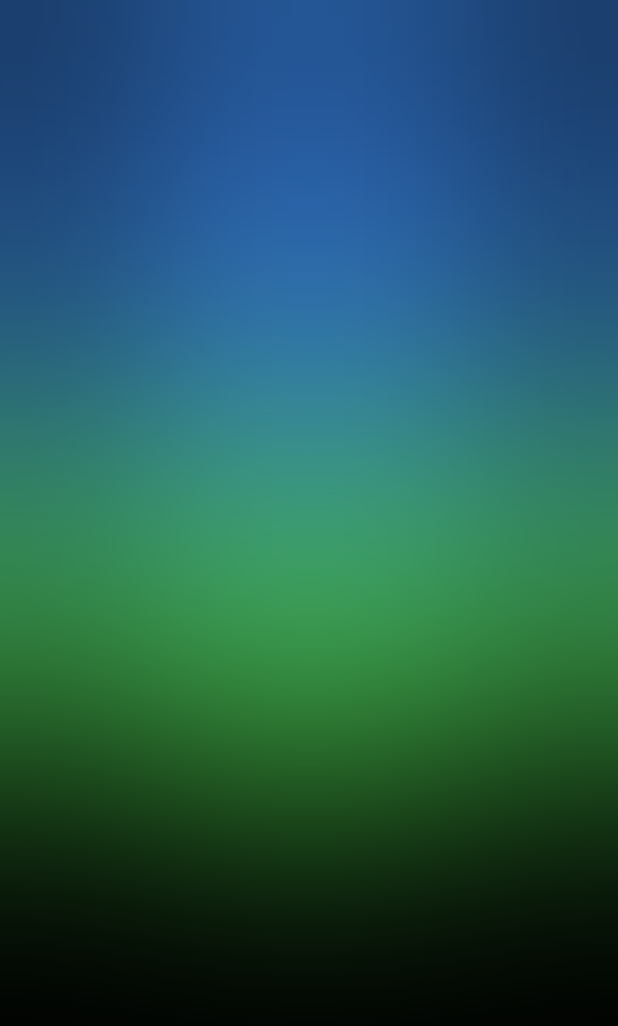
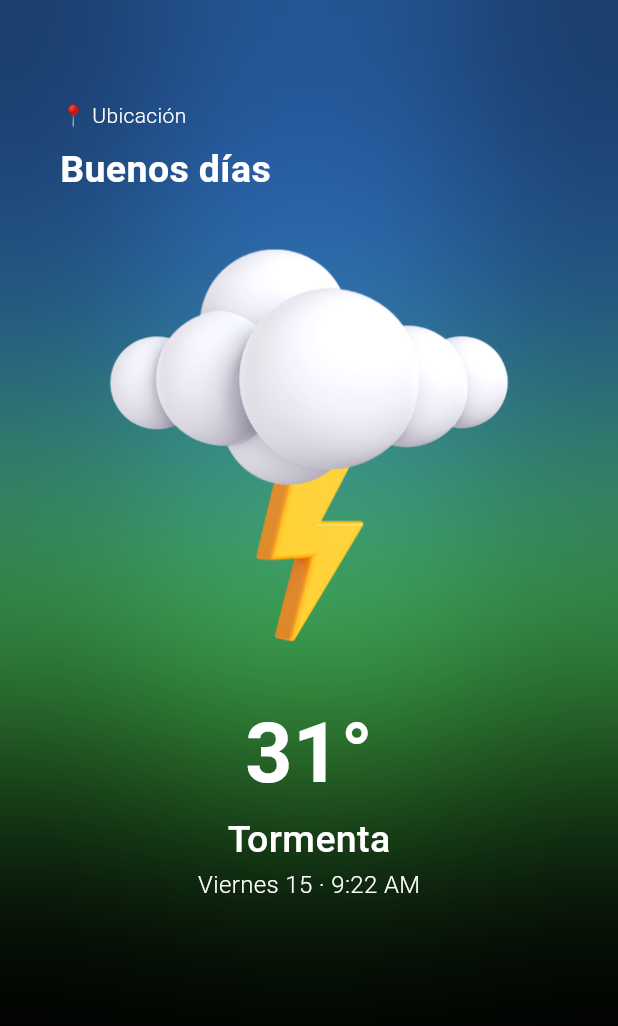
Before and after one commit to RogersMLCH/weather_app_rm, a Flutter app: the screen it shows after launch, on a phone screen of 412 x 824 dp. Shown: the top 1026 px of the screen. Run offline on Flutter 3.47's test engine with Material 3 defaults, Android fonts, the phone set to English and light mode, and no system bars; our stand-ins replace bloc, equatable.

Commit message:
Labels, Icons, Temp

```diff
--- a/lib/screens/home_screen.dart
+++ b/lib/screens/home_screen.dart
@@ -87,6 +87,67 @@ class HomeScreen extends StatelessWidget {
                 decoration: const BoxDecoration(color: Colors.transparent),
               ),
 
+              ),
+              SizedBox(
+                width: MediaQuery.of(context).size.width,
+                height: MediaQuery.of(context).size.height,
+                child: Column(
+                  //Para ubicarlo en la parte superior izquierda
+                  crossAxisAlignment: CrossAxisAlignment.start,
+                  children: [
+                     const Text(
+                      '📍 Ubicación',
+                      style: TextStyle(
+                        color: Colors.white,
+                        fontWeight: FontWeight.w300
+                      ),
+                    ),
+
+                     const SizedBox(height: 8),
+                     const Text(
+                      'Buenos días',
+                      style: TextStyle(
+                        color: Colors.white,
+                        fontSize: 25,
+                        fontWeight: FontWeight.bold
+                      ),
+                    ),
+                    Image.asset(
+                      'assets/1.png'
+                    ),
+                    const Center(
+                      child: Text(
+                        '31°',
+                        style: TextStyle(
+                        color: Colors.white,
+                        fontSize: 55,
+                        fontWeight: FontWeight.w600
+                      ),
+                        )
+                    ),
+
+                    const Center(
+                      child: Text(
+                        'Tormenta',
+                        style: TextStyle(
+                        color: Colors.white,
+                        fontSize: 25,
+                        fontWeight: FontWeight.w500
+                      ),
+                        )
+                    ),
+                      const Center(
+                      child: Text(
+                        'Viernes 15 · 9:22 AM',
+                        style: TextStyle(
+                        color: Colors.white,
+                        fontSize: 16,
+                        fontWeight: FontWeight.w300
+                      ),
+                        )
+                    )
+                  ],
+                ),
               )
           ],
         ),
--- a/pubspec.yaml
+++ b/pubspec.yaml
@@ -65,10 +65,8 @@ flutter:
   uses-material-design: true
 
   # To add assets to your application, add an assets section, like this:
-  # assets:
-  #   - images/a_dot_burr.jpeg
-  #   - images/a_dot_ham.jpeg
-
+  assets:
+     - assets/
   # An image asset can refer to one or more resolution-specific "variants", see
   # https://flutter.dev/to/resolution-aware-images
 
```
Also changed, not shown: assets/1.png (added), assets/11.png (added), assets/12.png (added), assets/13.png (added), assets/14.png (added), assets/2.png (added), assets/3.png (added), assets/4.png (added), assets/5.png (added), assets/6.png (added), assets/7.png (added), assets/8.png (added), assets/9.png (added).
